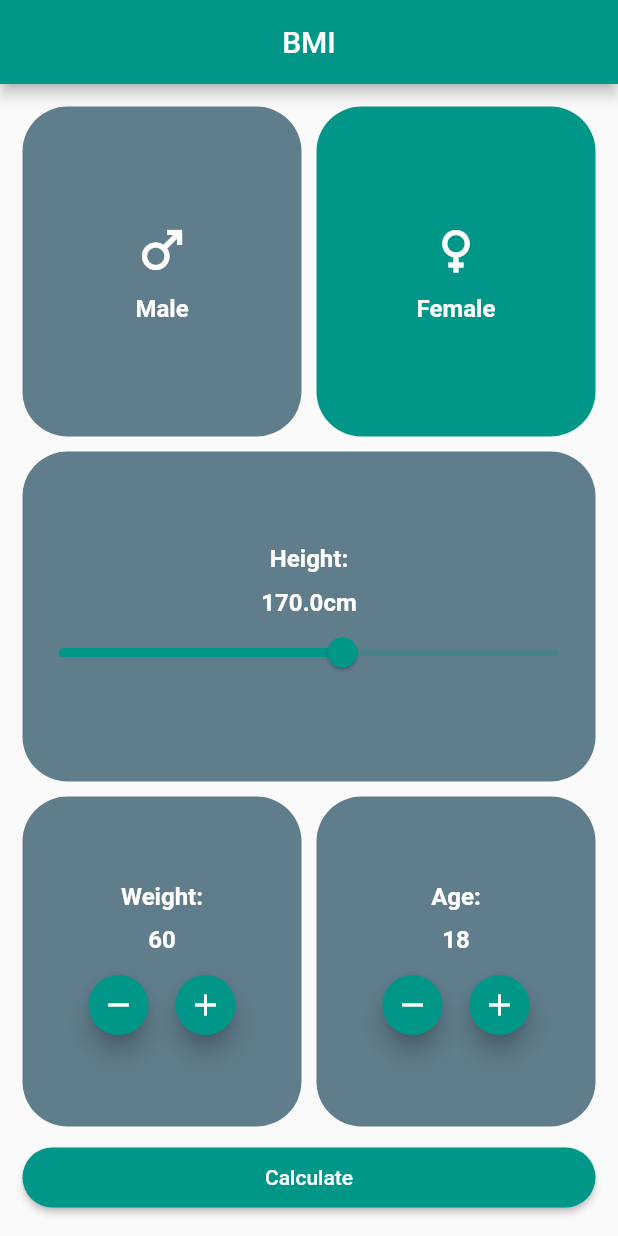
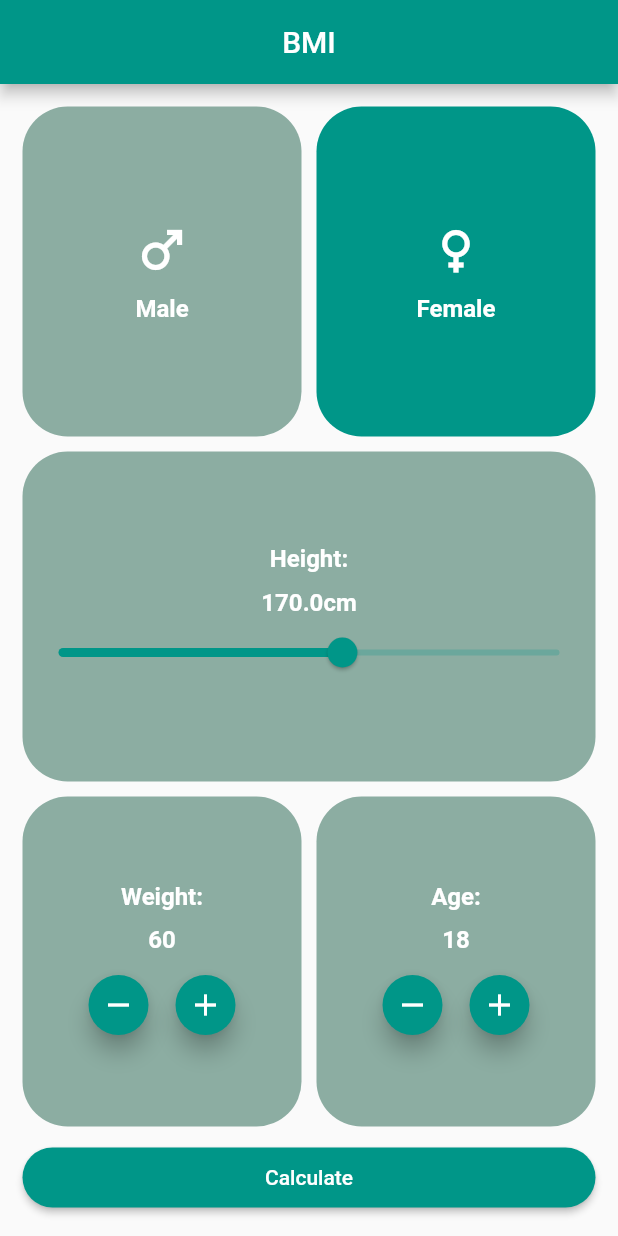
Before and after one commit to AyoubFrihaoui/BMI-DEMO-Flutter, a Flutter app: the screen it shows after launch, on a phone screen of 412 x 824 dp. Run offline on Flutter 3.47's test engine with Material 2 defaults, Android fonts, the phone set to English and light mode, and no system bars.

Commit message:
changed unselected color

```diff
--- a/bmi_demo/lib/home.dart
+++ b/bmi_demo/lib/home.dart
@@ -7,6 +7,7 @@ import 'package:flutter/rendering.dart';
 const interSpace = 10.0;
 const framePadding = 15.0;
 const elementSpacing = 10.0;
+const Color offSelectedColor = Color.fromARGB(255, 140, 173, 162);
 
 class Home extends StatefulWidget {
   @override
@@ -47,7 +48,7 @@ class _HomeState extends State<Home> {
                           borderRadius: BorderRadius.circular(30),
                           color: isMale
                               ? Theme.of(context).primaryColor
-                              : Colors.blueGrey),
+                              : offSelectedColor),
                       child: Column(
                         mainAxisAlignment: MainAxisAlignment.center,
                         children: [
@@ -82,7 +83,7 @@ class _HomeState extends State<Home> {
                           borderRadius: BorderRadius.circular(30),
                           color: !isMale
                               ? Theme.of(context).primaryColor
-                              : Colors.blueGrey),
+                              : offSelectedColor),
                       child: Column(
                         mainAxisAlignment: MainAxisAlignment.center,
                         children: [
@@ -114,7 +115,7 @@ class _HomeState extends State<Home> {
               alignment: Alignment.center,
               decoration: BoxDecoration(
                   borderRadius: BorderRadius.circular(30),
-                  color: Colors.blueGrey),
+                  color: offSelectedColor),
               child: Column(
                 mainAxisAlignment: MainAxisAlignment.center,
                 children: [
@@ -154,7 +155,7 @@ class _HomeState extends State<Home> {
                   child: Container(
                     decoration: BoxDecoration(
                         borderRadius: BorderRadius.circular(30),
-                        color: Colors.blueGrey),
+                        color: offSelectedColor),
                     child: Column(
                       mainAxisAlignment: MainAxisAlignment.center,
                       children: [
@@ -182,7 +183,7 @@ class _HomeState extends State<Home> {
                   child: Container(
                     decoration: BoxDecoration(
                         borderRadius: BorderRadius.circular(30),
-                        color: Colors.blueGrey),
+                        color: offSelectedColor),
                     child: Column(
                       mainAxisAlignment: MainAxisAlignment.center,
                       children: [
```
